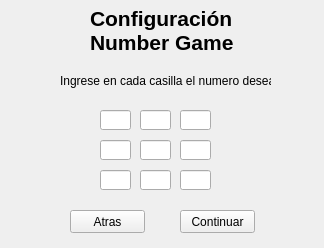
Above: juego3config.ui from JoseReyesPUJ/framework2014 before the change. Below: the same form after it.
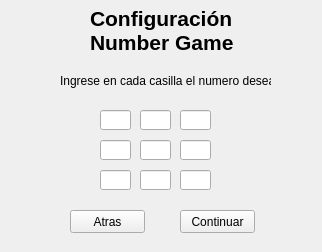
That is the form after the change.

Patch:
```diff
--- a/juego3config.ui
+++ b/juego3config.ui
@@ -6,8 +6,8 @@
    <rect>
     <x>0</x>
     <y>0</y>
-    <width>324</width>
-    <height>248</height>
+    <width>322</width>
+    <height>252</height>
    </rect>
   </property>
   <property name="windowTitle">
```
Left out of the diff: 39 changed lines with no effect on the pictures.
